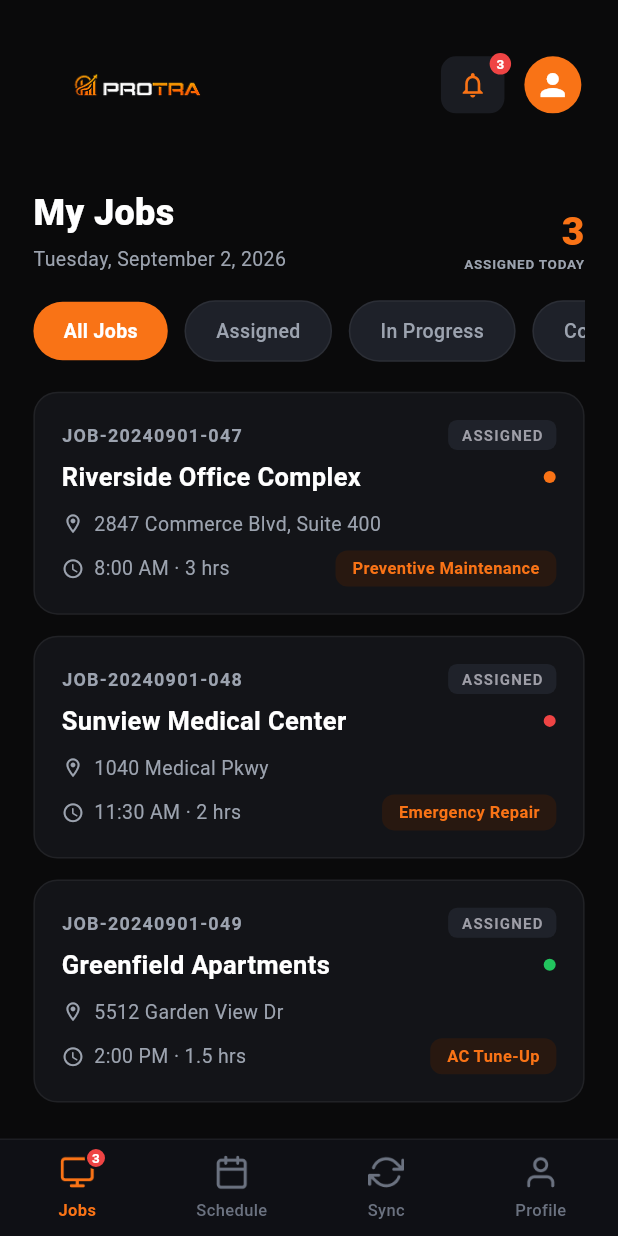
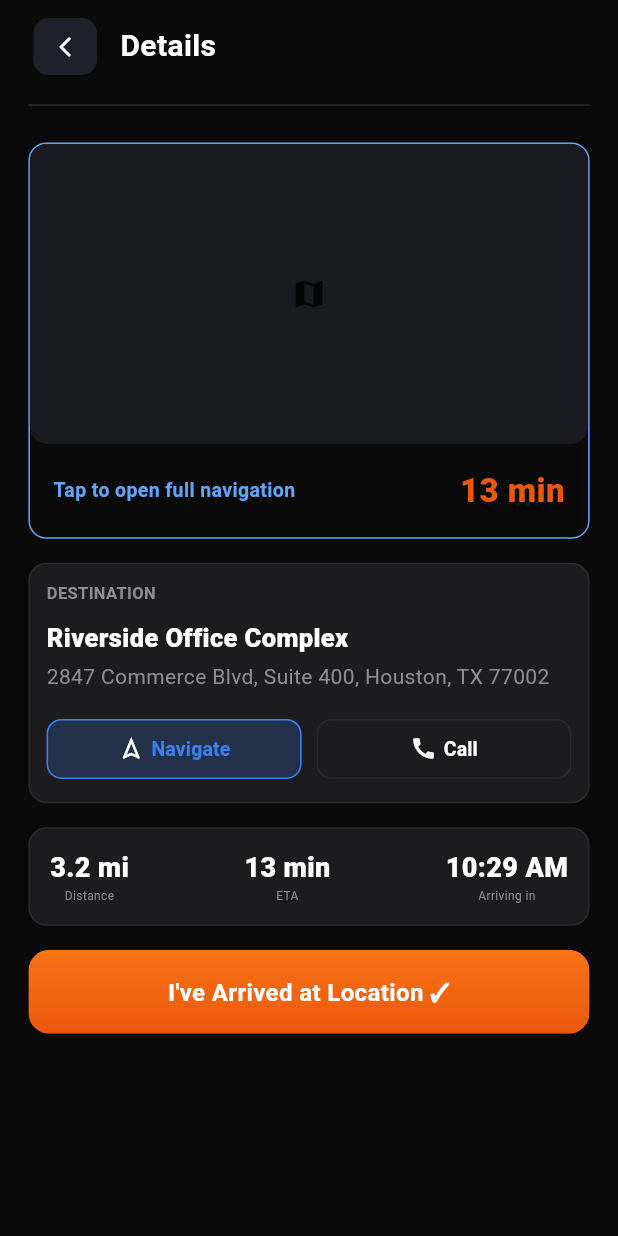
Before and after one commit to Hasanuzzamanabir/texafroast, a Flutter app: the HomeScreen screen opened by its route, after a tap on "JOB-20240901-047", on a phone screen of 412 x 824 dp. Run offline on Flutter 3.47's test engine with Material 3 defaults, Android fonts, the phone set to English and light mode, and no system bars; our stand-ins replace flutter_screenutil.

Commit message:
feat(jobs): add arrived job screen with routing and dashboard refactor
New ArrivedJobScreen and ViewJobScreen with checkbox widget, route
registration in app_routes.dart, and dashboard HomeScreen cleanup
(removed unused profile avatar, compacted layouts, added app routes import).

```diff
--- /dev/null
+++ b/devtools_options.yaml
@@ -0,0 +1,3 @@
+description: This file stores settings for Dart & Flutter DevTools.
+documentation: https://docs.flutter.dev/tools/devtools/extensions#configure-extension-enablement-states
+extensions:
--- a/lib/core/widgets/custom_app_bar_back.dart
+++ b/lib/core/widgets/custom_app_bar_back.dart
@@ -2,19 +2,16 @@ import 'package:flutter/material.dart';
 import 'package:flutter_screenutil/flutter_screenutil.dart';
 import 'package:texafrost/core/constants/app_colors.dart';
 
-class CustomAppBarBack extends StatelessWidget {
+class CustomAppBarBack extends StatelessWidget implements PreferredSizeWidget {
   final String title;
   final VoidCallback? onBack;
 
-  const CustomAppBarBack({
-    super.key,
-    required this.title,
-    this.onBack,
-  });
+  const CustomAppBarBack({super.key, required this.title, this.onBack});
 
   @override
   Widget build(BuildContext context) {
-    return Padding(
+    return SafeArea(
+      child: Padding(
         padding: EdgeInsets.symmetric(horizontal: 20.w, vertical: 12.h),
         child: Row(
           children: [
@@ -45,6 +42,11 @@ class CustomAppBarBack extends StatelessWidget {
             ),
           ],
         ),
+      ),
     );
   }
+
+  @override
+  // TODO: implement preferredSize
+  Size get preferredSize => Size.fromHeight(kToolbarHeight + 24.h);
 }
--- a/lib/core/widgets/custom_button.dart
+++ b/lib/core/widgets/custom_button.dart
@@ -1,6 +1,7 @@
 import 'package:flutter/material.dart';
 import 'package:flutter_screenutil/flutter_screenutil.dart';
 import 'package:texafrost/core/constants/app_colors.dart';
+
 enum ButtonType { orange, blue, green }
 
 class CustomButtonWidget extends StatelessWidget {
@@ -22,6 +23,9 @@ class CustomButtonWidget extends StatelessWidget {
   final double borderRadius;
 
   LinearGradient _getGradient() {
+    if (onTap == null || isLoading) {
+      return AppColors.orangeGradient.withOpacity(0.5);
+    }
     switch (type) {
       case ButtonType.blue:
         return AppColors.blueGradient;
--- a/lib/features/dashboard/views/screens/home_screen.dart
+++ b/lib/features/dashboard/views/screens/home_screen.dart
@@ -6,6 +6,7 @@ import 'package:texafrost/features/dashboard/views/widgets/job_card_widget.dart'
 import 'package:texafrost/features/profile/views/screens/profile_screen.dart';
 import 'package:texafrost/features/schedule/views/screens/schedule_screen.dart';
 import 'package:texafrost/features/sync_queue/views/screens/offline_queue_screen.dart';
+import 'package:texafrost/routes/app_routes.dart';
 import '../../../../core/constants/app_colors.dart';
 import '../../../../core/constants/imagepath.dart';
 import '../../../../core/widgets/custom_bottom_nav_bar.dart';
@@ -26,10 +27,7 @@ class HomeScreen extends StatelessWidget {
 
     return Scaffold(
       backgroundColor: AppColors.background,
-      body: IndexedStack(
-        index: provider.currentIndex,
-        children: pages,
-      ),
+      body: IndexedStack(index: provider.currentIndex, children: pages),
       bottomNavigationBar: CustomBottomNavBar(
         currentIndex: provider.currentIndex,
         jobsBadgeCount: provider.unreadJobsCount,
@@ -102,20 +100,20 @@ class _JobsView extends StatelessWidget {
                         ),
                       ],
                     ),
-                    SizedBox(width: 10.w),
-                    Container(
-                      width: 38.w,
-                      height: 38.h,
-                      decoration: const BoxDecoration(
-                        shape: BoxShape.circle,
-                        color: AppColors.orangeStart,
-                      ),
-                      child: Icon(
-                        Icons.person,
-                        color: Colors.white,
-                        size: 24.sp,
-                      ),
-                    ),
+                    // SizedBox(width: 10.w),
+                    // Container(
+                    //   width: 38.w,
+                    //   height: 38.h,
+                    //   decoration: const BoxDecoration(
+                    //     shape: BoxShape.circle,
+                    //     color: AppColors.orangeStart,
+                    //   ),
+                    //   child: Icon(
+                    //     Icons.person,
+                    //     color: Colors.white,
+                    //     size: 24.sp,
+                    //   ),
+                    // ),
                   ],
                 ),
               ],
@@ -188,9 +186,7 @@ class _JobsView extends StatelessWidget {
                   SingleChildScrollView(
                     scrollDirection: Axis.horizontal,
                     child: Row(
-                      children: List.generate(
-                        provider.filters.length,
-                        (index) {
+                      children: List.generate(provider.filters.length, (index) {
                         final isSelected =
                             provider.selectedFilterIndex == index;
                         return GestureDetector(
@@ -227,8 +223,7 @@ class _JobsView extends StatelessWidget {
                             ),
                           ),
                         );
-                        },
-                      ),
+                      }),
                     ),
                   ),
                   SizedBox(height: 20.h),
@@ -237,7 +232,13 @@ class _JobsView extends StatelessWidget {
                   ...provider.jobs.map(
                     (job) => JobCardWidget(
                       job: job,
-                      onTap: () {},
+                      onTap: () {
+                        Navigator.pushNamed(
+                          context,
+                          AppRoutes.viewJob,
+                          arguments: job.id,
+                        );
+                      },
                     ),
                   ),
                   SizedBox(height: 16.h),
--- /dev/null
+++ b/lib/features/jobs/views/screens/view_job_screen.dart
@@ -0,0 +1,223 @@
+import 'package:flutter/material.dart';
+import 'package:flutter_screenutil/flutter_screenutil.dart';
+import 'package:texafrost/core/constants/app_colors.dart';
+import 'package:texafrost/core/widgets/custom_app_bar_back.dart';
+import 'package:texafrost/core/widgets/custom_button.dart';
+import 'package:texafrost/routes/app_routes.dart';
+
+class ViewJobScreen extends StatelessWidget {
+  final String? jobID;
+  const ViewJobScreen({super.key, this.jobID});
+
+  @override
+  Widget build(BuildContext context) {
+    return Scaffold(
+      appBar: CustomAppBarBack(title: 'Details'),
+      body: SingleChildScrollView(
+        child: Padding(
+          padding: EdgeInsets.symmetric(horizontal: 17.0.w),
+          child: Column(
+            children: [
+              Divider(color: AppColors.inputBorder, thickness: 1.w),
+              SizedBox(height: 17.h),
+              Container(
+                width: .maxFinite,
+                decoration: BoxDecoration(
+                  borderRadius: BorderRadius.circular(12.r),
+                  border: Border.all(color: AppColors.blueGlow, width: 1),
+                ),
+                child: Column(
+                  children: [
+                    Container(
+                      width: .maxFinite,
+                      height: 200.h,
+                      decoration: BoxDecoration(
+                        color: const Color(0xFF1A1B21),
+                        borderRadius: BorderRadius.circular(12.r),
+                      ),
+                      child: Icon(Icons.map),
+                    ),
+                    Padding(
+                      padding: EdgeInsets.all(14.0.w),
+                      child: Row(
+                        mainAxisAlignment: .spaceBetween,
+                        children: [
+                          Text(
+                            'Tap to open full navigation',
+                            style: TextStyle(
+                              fontSize: 13.sp,
+                              fontWeight: FontWeight.w600,
+                              color: AppColors.blueGlow,
+                            ),
+                          ),
+                          Text(
+                            '13 min',
+                            style: TextStyle(
+                              fontSize: 22.sp,
+                              fontWeight: .w900,
+                              color: AppColors.orangeEnd,
+                            ),
+                          ),
+                        ],
+                      ),
+                    ),
+                  ],
+                ),
+              ),
+              SizedBox(height: 16.h),
+              Container(
+                width: .maxFinite,
+                padding: EdgeInsets.all(10.w),
+                decoration: BoxDecoration(
+                  color: AppColors.inputBackground,
+                  borderRadius: BorderRadius.circular(12.r),
+                  border: Border.all(color: AppColors.inputBorder, width: 1),
+                ),
+                child: Column(
+                  crossAxisAlignment: .start,
+                  children: [
+                    Text(
+                      'DESTINATION',
+                      style: TextStyle(
+                        fontSize: 11.sp,
+                        fontWeight: FontWeight.w700,
+                        color: AppColors.labelText,
+                      ),
+                    ),
+                    SizedBox(height: 10.h),
+                    Text(
+                      'Riverside Office Complex',
+                      style: TextStyle(
+                        fontSize: 17.sp,
+                        fontWeight: .w800,
+                        color: Colors.white,
+                      ),
+                    ),
+                    SizedBox(height: 4.h),
+                    Text(
+                      '2847 Commerce Blvd, Suite 400, Houston, TX 77002',
+                      style: TextStyle(
+                        fontSize: 14.sp,
+                        fontWeight: .w400,
+                        color: AppColors.labelText,
+                      ),
+                    ),
+                    SizedBox(height: 14.h),
+                    Row(
+                      spacing: 10,
+                      children: [
+                        Flexible(
+                          child: FilledButton(
+                            style: FilledButton.styleFrom(
+                              backgroundColor: Color(
+                                0xff3B82F6,
+                              ).withValues(alpha: .2),
+                              shape: RoundedRectangleBorder(
+                                borderRadius: BorderRadius.circular(10.r),
+                                side: BorderSide(color: AppColors.blueStart),
+                              ),
+                            ),
+                            onPressed: () {},
+                            child: Row(
+                              mainAxisAlignment: .center,
+                              children: [
+                                Icon(Icons.navigation_outlined),
+                                SizedBox(width: 4.w),
+                                Text(
+                                  'Navigate',
+                                  style: TextStyle(
+                                    fontSize: 13.sp,
+                                    fontWeight: .w700,
+                                    color: const Color(0xff3B82F6),
+                                  ),
+                                ),
+                              ],
+                            ),
+                          ),
+                        ),
+                        Flexible(
+                          child: FilledButton(
+                            style: FilledButton.styleFrom(
+                              backgroundColor: AppColors.inputBackground,
+                              shape: RoundedRectangleBorder(
+                                borderRadius: BorderRadius.circular(10.r),
+                                side: BorderSide(color: AppColors.inputBorder),
+                              ),
+                            ),
+                            onPressed: () {},
+                            child: Row(
+                              mainAxisAlignment: .center,
+                              children: [
+                                Icon(Icons.call),
+                                SizedBox(width: 4.w),
+                                Text(
+                                  'Call',
+                                  style: TextStyle(
+                                    fontSize: 13.sp,
+                                    fontWeight: .w700,
+                                    // color: const Color(0xff3B82F6),
+                                  ),
+                                ),
+                              ],
+                            ),
+                          ),
+                        ),
+                      ],
+                    ),
+                  ],
+                ),
+              ),
+              SizedBox(height: 16.h),
+              Container(
+                width: .maxFinite,
+                padding: EdgeInsets.all(12.w),
+                decoration: BoxDecoration(
+                  color: AppColors.inputBackground,
+                  borderRadius: BorderRadius.circular(12.r),
+                  border: Border.all(color: AppColors.inputBorder, width: 1),
+                ),
+                child: Row(
+                  mainAxisAlignment: .spaceBetween,
+                  children: [
+                    _buildStatCard(title: 'Distance', value: '3.2 mi'),
+                    _buildStatCard(title: 'ETA', value: '13 min'),
+                    _buildStatCard(title: 'Arriving in', value: '10:29 AM'),
+                  ],
+                ),
+              ),
+              SizedBox(height: 16.h),
+              CustomButtonWidget(
+                title: 'I\'ve Arrived at Location ✓',
+                onTap: () => Navigator.pushNamed(context, AppRoutes.arrivedJob),
+              ),
+            ],
+          ),
+        ),
+      ),
+    );
+  }
+
+  Widget _buildStatCard({required String title, required String value}) {
+    return Column(
+      crossAxisAlignment: .center,
+      children: [
+        Text(
+          value,
+          style: TextStyle(
+            fontSize: 18.sp,
+            fontWeight: FontWeight.w800,
+            color: Colors.white,
+          ),
+        ),
+        Text(
+          title,
+          style: TextStyle(
+            fontSize: 8.sp,
+            fontWeight: .w400,
+            color: AppColors.labelText,
+          ),
+        ),
+      ],
+    );
+  }
+}
--- a/lib/routes/app_routes.dart
+++ b/lib/routes/app_routes.dart
@@ -6,6 +6,8 @@ import 'package:texafrost/features/dashboard/views/screens/home_screen.dart';
 import 'package:texafrost/features/customer/views/screens/equipment_screen.dart';
 import 'package:texafrost/features/customer/views/screens/job_detail_screen.dart';
 import 'package:texafrost/features/customer/views/screens/service_history_screen.dart';
+import 'package:texafrost/features/jobs/views/screens/arrived_job_screen.dart';
+import 'package:texafrost/features/jobs/views/screens/view_job_screen.dart';
 import 'package:texafrost/features/onboarding/views/screens/onboarding_screen.dart';
 import 'package:texafrost/features/splash/splash_screen.dart';
 import 'package:texafrost/features/sync_queue/views/screens/sync_details_screen.dart';
@@ -44,38 +46,27 @@ static const String serviceHistory = '/service-history';
   // static const String trackingProgress = '/tracking-progress';
   // static const String offlineQueue = '/offline-queue';
   // static const String profile = '/profile';
+  static const String viewJob = '/view-job';
+  static const String arrivedJob = '/arrived-job';
 
   // Route Generator
   static Route<dynamic> onGenerateRoute(RouteSettings settings) {
     switch (settings.name) {
       case initial:
-
       case splash:
-        return MaterialPageRoute(
-          builder: (_) => const SplashScreen(),
-        );
+        return MaterialPageRoute(builder: (_) => const SplashScreen());
       case onboarding:
-        return MaterialPageRoute(
-          builder: (_) => const OnboardingScreen(),
-        );
+        return MaterialPageRoute(builder: (_) => const OnboardingScreen());
 
       case login:
-        return MaterialPageRoute(
-          builder: (_) => const LoginScreen(),
-        );
+        return MaterialPageRoute(builder: (_) => const LoginScreen());
       case forgotPassword:
-        return MaterialPageRoute(
-          builder: (_) => const ForgotPasswordScreen(),
-        );
+        return MaterialPageRoute(builder: (_) => const ForgotPasswordScreen());
       case dashboard:
       case home:
-        return MaterialPageRoute(
-          builder: (_) => const HomeScreen(),
-        );
+        return MaterialPageRoute(builder: (_) => const HomeScreen());
       case syncDetails:
-  return MaterialPageRoute(
-    builder: (_) => const SyncDetailsScreen(),
-  );
+        return MaterialPageRoute(builder: (_) => const SyncDetailsScreen());
       case jobDetails:
         return MaterialPageRoute(builder: (_) => const JobDetailScreen());
       case customerInfo:
@@ -84,16 +75,14 @@ case equipment:
         return MaterialPageRoute(builder: (_) => const EquipmentScreen());
       case serviceHistory:
         return MaterialPageRoute(builder: (_) => const ServiceHistoryScreen());
-
+      case viewJob:
+        return MaterialPageRoute(builder: (_) => const ViewJobScreen());
+      case arrivedJob:
+        return MaterialPageRoute(builder: (_) => const ArrivedJobScreen());
       // case pinAuth:
       //   return MaterialPageRoute(
       //     builder: (_) => const PinScreen(),
       //   );
-
-      case home:
-        return MaterialPageRoute(
-          builder: (_) => const HomeScreen(),
-        );
 
       // case schedule:
       //   return MaterialPageRoute(
```
Also changed, not shown: lib/features/jobs/views/screens/arrived_job_screen.dart (added, +159 -0 lines), lib/features/jobs/views/widgets/checkbox_widget.dart (added, +34 -0 lines), 1 other file. Lines whose indentation alone changed are shown as unchanged.
